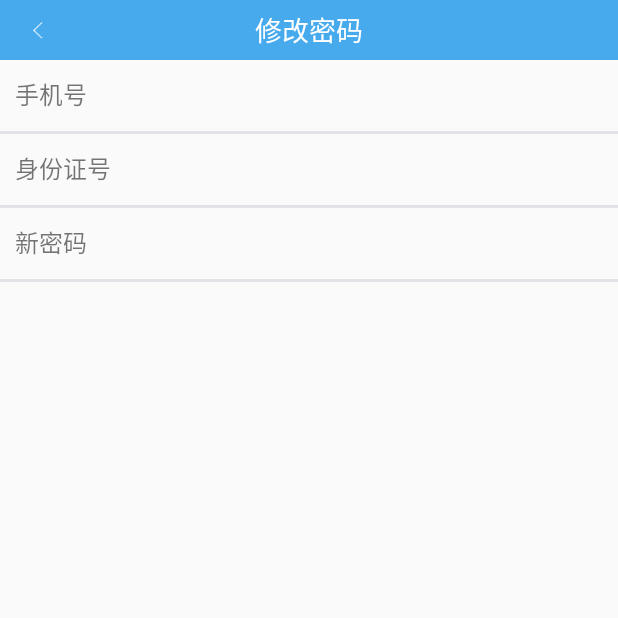
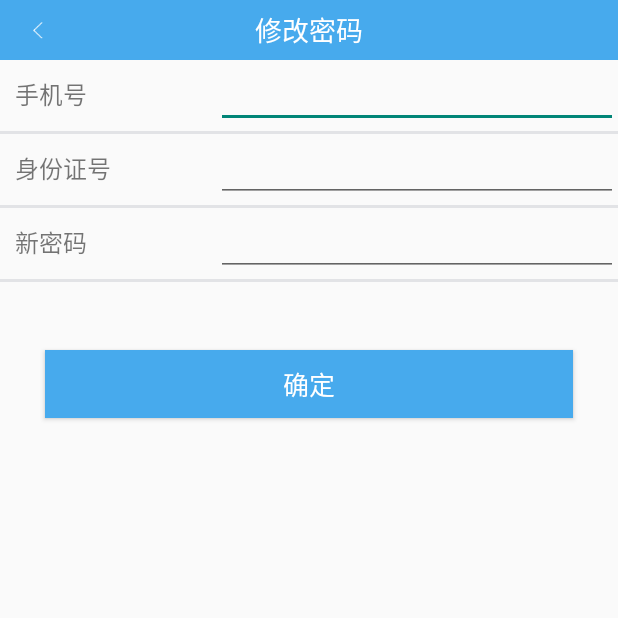
Before and after one commit to bxfla/withoutwork01, an Android app: the CheckPwdActivity screen opened directly, with no data from a screen before it, on a phone screen of 412 x 824 dp, the top half of it. Run offline under Robolectric (Android 15) with nearby library versions, the light colour scheme and no system bars; our stand-ins replace ButterKnife.

Commit message:
withoutwork01

```diff
--- a/app/src/main/java/com/xb/powerplatform/utilsclass/person/activity/CheckPwdActivity.java
+++ b/app/src/main/java/com/xb/powerplatform/utilsclass/person/activity/CheckPwdActivity.java
@@ -1,15 +1,74 @@
 package com.xb.powerplatform.utilsclass.person.activity;
 
 import android.os.Bundle;
-import android.support.v7.app.AppCompatActivity;
+import android.widget.Button;
+import android.widget.EditText;
+import android.widget.Toast;
 
 import com.xb.powerplatform.R;
+import com.xb.powerplatform.utilsclass.base.BaseActivity;
+import com.xb.powerplatform.utilsclass.myViews.Header;
+import com.xb.powerplatform.utilsclass.person.entity.register;
+import com.xb.powerplatform.utilsclass.person.presenter.CheckPwdPresenter;
+import com.xb.powerplatform.utilsclass.person.presenter.presenterImpl.CheckPwdPresenterImpl;
+import com.xb.powerplatform.utilsclass.person.view.CheckPwdView;
 
-public class CheckPwdActivity extends AppCompatActivity {
+import butterknife.Bind;
+import butterknife.ButterKnife;
+import butterknife.OnClick;
+
+public class CheckPwdActivity extends BaseActivity implements CheckPwdView{
+
+    CheckPwdPresenter presenter;
+
+    @Bind(R.id.header)
+    Header header;
+    @Bind(R.id.etName)
+    EditText etName;
+    @Bind(R.id.etIdcard)
+    EditText etIdcard;
+    @Bind(R.id.etNewPwd)
+    EditText etNewPwd;
+    @Bind(R.id.btn)
+    Button btn;
 
     @Override
     protected void onCreate(Bundle savedInstanceState) {
         super.onCreate(savedInstanceState);
-        setContentView(R.layout.activity_checkpwd);
+        ButterKnife.bind(this);
+    }
+
+    @Override
+    protected int provideContentViewId() {
+        return R.layout.activity_checkpwd;
+    }
+
+    @Override
+    protected boolean isHasHeader() {
+        return true;
+    }
+
+    @Override
+    protected void rightClient() {
+
+    }
+
+    @OnClick(R.id.btn)
+    public void onViewClicked() {
+        if (etName.getText().toString().length()!=0&&
+                etIdcard.getText().toString().length()!=0&&
+                etNewPwd.getText().toString().length()!=0){
+            presenter = new CheckPwdPresenterImpl(this, this,etName.getText().toString(),
+                    etIdcard.getText().toString(),etNewPwd.getText().toString());
+            presenter.CheckPwd(etName.getText().toString(),
+                    etIdcard.getText().toString(),etNewPwd.getText().toString());
+        }else {
+            Toast.makeText(this, "注册信息 不能为空", Toast.LENGTH_SHORT).show();
+        }
+    }
+
+    @Override
+    public void getCheckPwdData(register register) {
+
     }
 }
--- a/app/src/main/java/com/xb/powerplatform/utilsclass/person/activity/MainActivity.java
+++ b/app/src/main/java/com/xb/powerplatform/utilsclass/person/activity/MainActivity.java
@@ -78,6 +78,7 @@
     List<Fragment> list=new ArrayList<Fragment>();
 
     UpAppPresenter presenter;
+    String version;
 
     @Override
     protected void onCreate(Bundle savedInstanceState) {
@@ -150,6 +151,7 @@
 
     @Override
     public void setUser(upApp upapp) {
+        version=upapp.getVersion();
         String version1=preference.getData(this,"upApp","");
         if (version1.length()==0){
             saveData(this,"upApp",upapp.getVersion());//程序版本
@@ -255,6 +257,7 @@
         Intent i = new Intent(Intent.ACTION_VIEW);
         i.setDataAndType(Uri.parse("file://" + apkfile.toString()), "application/vnd.android.package-archive");
         startActivity(i);
+        saveData(this,"upApp",version);//程序版本
     }
 
 }
--- /dev/null
+++ b/app/src/main/java/com/xb/powerplatform/utilsclass/person/presenter/CheckPwdPresenter.java
@@ -0,0 +1,14 @@
+package com.xb.powerplatform.utilsclass.person.presenter;
+
+/**
+ * Created by dell on 2017/8/2.
+ */
+public interface CheckPwdPresenter {
+    /**
+     * 注册
+     * @param phone
+     * @param cred
+     * @param Password
+     */
+    void CheckPwd(String phone, String cred, String Password);
+}
--- /dev/null
+++ b/app/src/main/java/com/xb/powerplatform/utilsclass/person/view/CheckPwdView.java
@@ -0,0 +1,12 @@
+package com.xb.powerplatform.utilsclass.person.view;
+
+import com.xb.powerplatform.utilsclass.person.entity.register;
+
+/**
+ * Created by dell on 2017/12/8.
+ */
+
+public interface CheckPwdView {
+    void getCheckPwdData(register register);
+
+}
--- a/app/src/main/res/layout/activity_checkpwd.xml
+++ b/app/src/main/res/layout/activity_checkpwd.xml
@@ -25,8 +25,8 @@
             android:text="手机号"
             android:gravity="center_vertical"
             android:textSize="16dp" />
-        <TextView
-            android:id="@+id/tvName"
+        <EditText
+            android:id="@+id/etName"
             android:layout_weight="2"
             android:layout_width="0dp"
             android:layout_height="match_parent"
@@ -45,8 +45,8 @@
             android:text="身份证号"
             android:gravity="center_vertical"
             android:textSize="16dp" />
-        <TextView
-            android:id="@+id/tvIdcard"
+        <EditText
+            android:id="@+id/etIdcard"
             android:layout_weight="2"
             android:layout_width="0dp"
             android:layout_height="match_parent"
@@ -65,8 +65,8 @@
             android:text="新密码"
             android:gravity="center_vertical"
             android:textSize="16dp" />
-        <TextView
-            android:id="@+id/tvNewPwd"
+        <EditText
+            android:id="@+id/etNewPwd"
             android:layout_weight="2"
             android:layout_width="0dp"
             android:layout_height="match_parent"
@@ -75,4 +75,17 @@
     </LinearLayout>
     <View style="@style/line"></View>
 
+    <Button
+        android:id="@+id/btn"
+        android:layout_width="match_parent"
+        android:layout_height="45dp"
+        android:layout_marginLeft="30dp"
+        android:layout_marginRight="30dp"
+        android:layout_marginTop="45dp"
+        android:textSize="17dp"
+        android:gravity="center"
+        android:textColor="@color/white"
+        android:background="@color/color_bg_selected"
+        android:text="@string/title_tips_confim"/>
+
 </LinearLayout>
```
Also changed, not shown: app/src/main/java/com/xb/powerplatform/utilsclass/person/model/CheckPwdModel.java (added, +20 -0 lines), app/src/main/java/com/xb/powerplatform/utilsclass/person/model/modelImpl/CheckPwdModelImpl.java (added, +35 -0 lines), app/src/main/java/com/xb/powerplatform/utilsclass/person/presenter/presenterImpl/CheckPwdPresenterImpl.java (added, +45 -0 lines).
